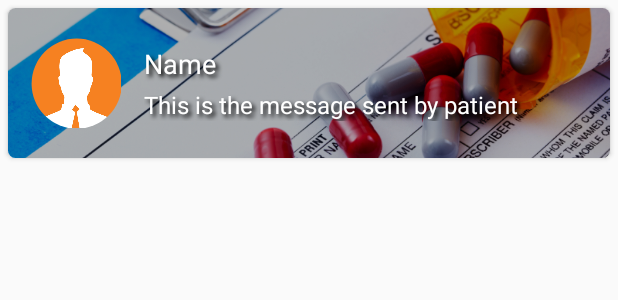
After one commit to shantanu0323/SeeAdoc, an Android app: the layout prescriptions_item_layout.xml on its own in the app's theme, with its tools: preview values and no code run, on a phone screen of 412 x 824 dp. The commit adds this screen. Shown: the top 300 px of the screen. Run offline under Robolectric (Android 15) with nearby library versions, the phone set to English and light mode, and no system bars.

Commit message:
Retrieving the prescriptions from the registered doctors

```diff
--- a/app/build.gradle
+++ b/app/build.gradle
@@ -41,6 +41,8 @@ dependencies {
     compile 'com.squareup.okio:okio:1.10.0'
     compile 'com.theartofdev.edmodo:android-image-cropper:2.4.+'
     compile 'com.android.support:design:25.3.1'
+    compile 'com.googlecode.android-query:android-query:0.24.3'
+
     testCompile 'junit:junit:4.12'
 }
 apply plugin: 'com.google.gms.google-services'
--- /dev/null
+++ b/app/src/main/java/shantanu/seeadoc/CustomLayout/CircularImageView.java
@@ -0,0 +1,87 @@
+package shantanu.seeadoc.CustomLayout;
+
+import android.content.Context;
+import android.graphics.Bitmap;
+import android.graphics.Canvas;
+import android.graphics.Color;
+import android.graphics.Paint;
+import android.graphics.PorterDuff;
+import android.graphics.PorterDuffXfermode;
+import android.graphics.Rect;
+import android.graphics.drawable.BitmapDrawable;
+import android.graphics.drawable.Drawable;
+import android.util.AttributeSet;
+
+/**
+ * Created by SHAAN on 09-06-17.
+ */
+
+public class CircularImageView extends android.support.v7.widget.AppCompatImageView {
+
+    public CircularImageView(Context context) {
+        super(context);
+    }
+
+    public CircularImageView(Context context, AttributeSet attrs) {
+        super(context, attrs);
+    }
+
+    public CircularImageView(Context context, AttributeSet attrs, int defStyle) {
+        super(context, attrs, defStyle);
+    }
+
+    @Override
+    protected void onDraw(Canvas canvas) {
+
+        Drawable drawable = getDrawable();
+
+        if (drawable == null) {
+            return;
+        }
+
+        if (getWidth() == 0 || getHeight() == 0) {
+            return;
+        }
+        Bitmap b = ((BitmapDrawable) drawable).getBitmap();
+        Bitmap bitmap = b.copy(Bitmap.Config.ARGB_8888, true);
+
+        int w = getWidth(), h = getHeight();
+
+        Bitmap roundBitmap = getCroppedBitmap(bitmap, w);
+        canvas.drawBitmap(roundBitmap, 0, 0, null);
+
+    }
+
+    public static Bitmap getCroppedBitmap(Bitmap bmp, int radius) {
+        Bitmap sbmp;
+
+        if (bmp.getWidth() != radius || bmp.getHeight() != radius) {
+            float smallest = Math.min(bmp.getWidth(), bmp.getHeight());
+            float factor = smallest / radius;
+            sbmp = Bitmap.createScaledBitmap(bmp, (int)(bmp.getWidth() / factor), (int)(bmp.getHeight() / factor), false);
+        } else {
+            sbmp = bmp;
+        }
+
+        Bitmap output = Bitmap.createBitmap(radius, radius,
+                Bitmap.Config.ARGB_8888);
+        Canvas canvas = new Canvas(output);
+
+        final int color = 0xffa19774;
+        final Paint paint = new Paint();
+        final Rect rect = new Rect(0, 0, radius, radius);
+
+        paint.setAntiAlias(true);
+        paint.setFilterBitmap(true);
+        paint.setDither(true);
+        canvas.drawARGB(0, 0, 0, 0);
+        paint.setColor(Color.parseColor("#BAB399"));
+        canvas.drawCircle(radius / 2 + 0.7f,
+                radius / 2 + 0.7f, radius / 2 + 0.1f, paint);
+        paint.setXfermode(new PorterDuffXfermode(PorterDuff.Mode.SRC_IN));
+        canvas.drawBitmap(sbmp, rect, rect, paint);
+
+        return output;
+    }
+
+}
--- /dev/null
+++ b/app/src/main/res/layout/prescriptions_item_layout.xml
@@ -0,0 +1,86 @@
+<?xml version="1.0" encoding="utf-8"?>
+<android.support.v7.widget.CardView xmlns:android="http://schemas.android.com/apk/res/android"
+    xmlns:app="http://schemas.android.com/apk/res-auto"
+    android:layout_width="match_parent"
+    android:layout_height="100dp"
+    android:layout_margin="5dp"
+    android:elevation="6dp"
+    app:cardCornerRadius="5dp">
+
+    <FrameLayout
+        android:layout_width="match_parent"
+        android:layout_height="match_parent">
+
+
+        <ProgressBar
+            android:id="@+id/progressBar"
+            style="?android:attr/progressBarStyle"
+            android:layout_width="wrap_content"
+            android:layout_height="wrap_content"
+            android:layout_gravity="center"
+            android:elevation="2dp"
+            android:visibility="gone" />
+
+        <ImageView
+            android:id="@+id/image"
+            android:layout_width="match_parent"
+            android:layout_height="match_parent"
+            android:scaleType="centerCrop"
+            app:srcCompat="@drawable/default_prescription" />
+
+        <LinearLayout
+            android:layout_width="match_parent"
+            android:layout_height="match_parent"
+            android:layout_gravity="bottom"
+            android:background="#51000000"
+            android:orientation="horizontal"
+            android:padding="5dp"
+            android:paddingLeft="5dp">
+
+            <shantanu.seeadoc.CustomLayout.CircularImageView
+                android:id="@+id/profilepic"
+                android:layout_width="60dp"
+                android:layout_height="60dp"
+                android:layout_gravity="center_vertical"
+                android:layout_margin="10dp"
+                android:src="@drawable/default_image" />
+
+            <LinearLayout
+                android:layout_width="match_parent"
+                android:layout_height="wrap_content"
+                android:layout_gravity="center_vertical"
+                android:layout_marginLeft="5dp"
+                android:layout_marginRight="10dp"
+                android:orientation="vertical">
+
+                <TextView
+                    android:id="@+id/tvName"
+                    android:layout_width="match_parent"
+                    android:layout_height="wrap_content"
+                    android:layout_marginBottom="2dp"
+                    android:shadowColor="#000"
+                    android:shadowDx="3"
+                    android:shadowDy="3"
+                    android:shadowRadius="3"
+                    android:text="Name"
+                    android:textColor="#fff"
+                    android:textSize="18sp" />
+
+                <TextView
+                    android:id="@+id/tvMessage"
+                    android:layout_width="match_parent"
+                    android:layout_height="wrap_content"
+                    android:layout_marginTop="2dp"
+                    android:shadowColor="#000"
+                    android:shadowDx="3"
+                    android:shadowDy="3"
+                    android:shadowRadius="3"
+                    android:text="This is the message sent by patient"
+                    android:textColor="#fff"
+                    android:textSize="16sp" />
+            </LinearLayout>
+        </LinearLayout>
+
+
+    </FrameLayout>
+</android.support.v7.widget.CardView>
```
Also changed, not shown: app/src/main/java/shantanu/seeadoc/Data/Prescription.java (added, +60 -0 lines), app/src/main/java/shantanu/seeadoc/HomeActivity.java (+70 -0 lines), app/src/main/java/shantanu/seeadoc/PrescriptionViewHolder.java (added, +54 -0 lines), app/src/main/java/shantanu/seeadoc/SendReports.java (+68 -6 lines), app/src/main/res/layout/content_home.xml (+41 -2 lines), app/src/main/res/drawable/default_prescription.jpg (added).
